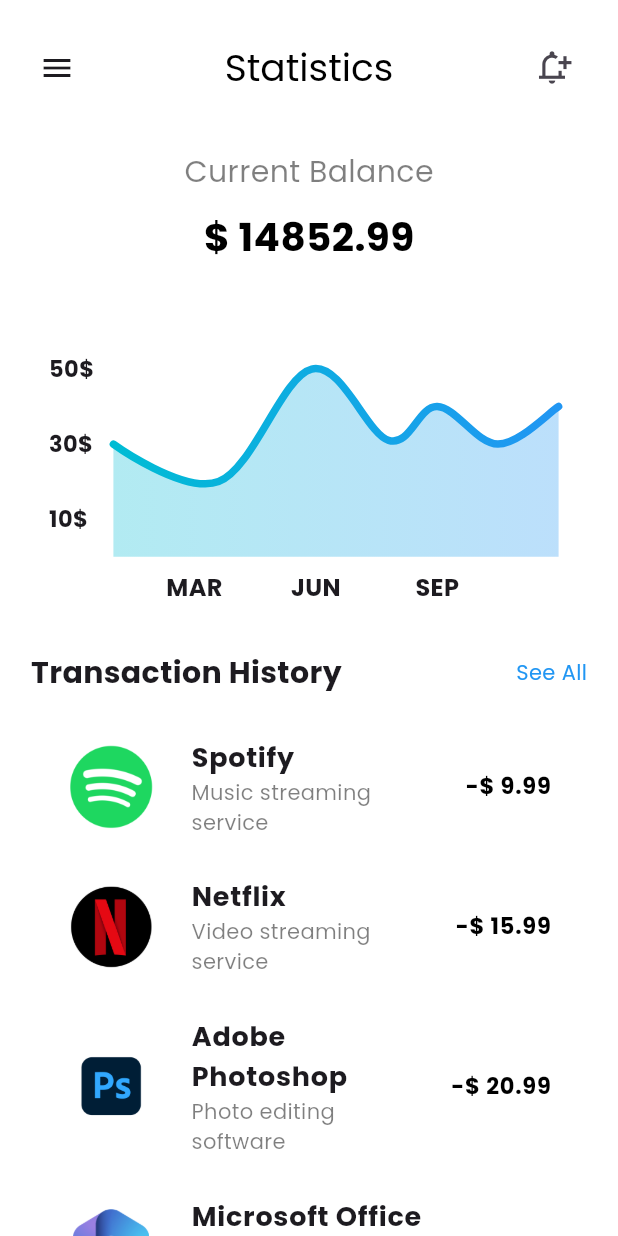
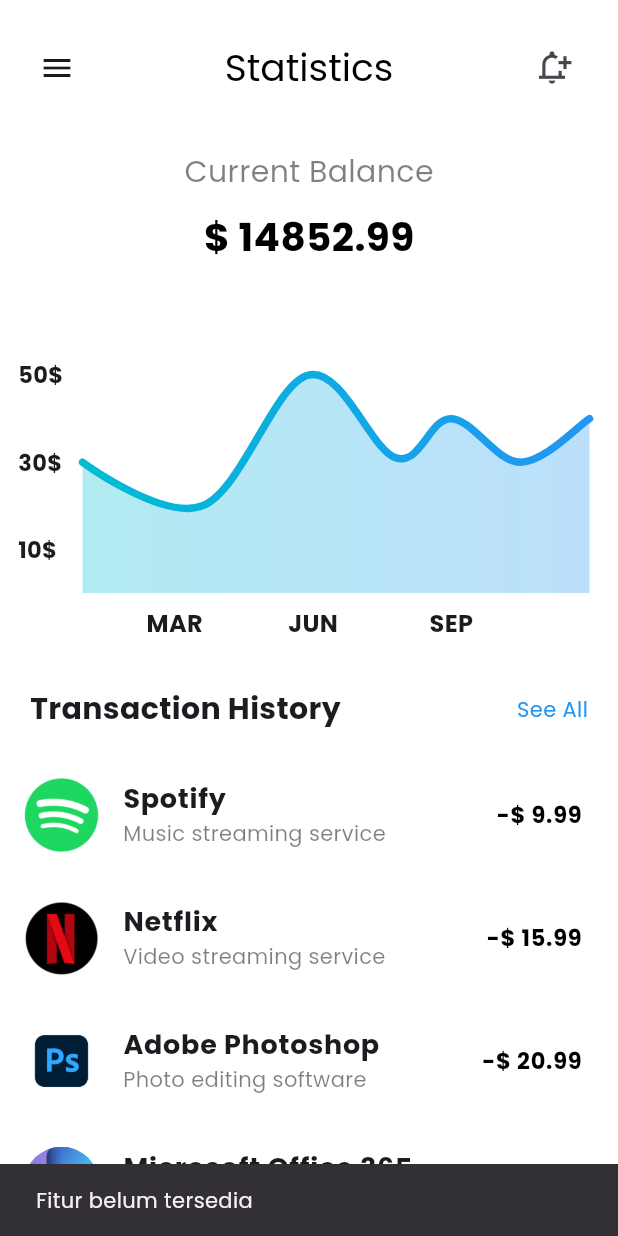
Before and after one commit to RahmatulFirdaus/bankku-app, a Flutter app: the Statisticspage screen opened directly, after a tap on "See All", on a phone screen of 412 x 824 dp. Run offline on Flutter 3.47's test engine with Material 3 defaults, Android fonts, the light colour scheme and no system bars; drawn by our look-alikes of fl_chart; our stand-ins replace animated_text_kit, fluttertoast, get, google_fonts.

Commit message:
update configuration responsive screen on statistics page

```diff
--- a/lib/main.dart
+++ b/lib/main.dart
@@ -23,7 +23,7 @@
       debugShowCheckedModeBanner: false,
       title: "Banking App",
       theme: ThemeData(textTheme: GoogleFonts.poppinsTextTheme()),
-      home: const IntroScreenpage(),
+      home: const Getxcontrollerpage(),
     );
   }
 }
--- a/lib/pages/statistics.dart
+++ b/lib/pages/statistics.dart
@@ -24,8 +24,6 @@
 
   @override
   Widget build(BuildContext context) {
-    final screenWidth = MediaQuery.of(context).size.width;
-
     return Scaffold(
       backgroundColor: Colors.white,
       appBar: AppBar(
@@ -38,11 +36,9 @@
             padding: const EdgeInsets.only(right: 20),
             child: IconButton(
               onPressed: () {
-                ScaffoldMessenger.of(context).showSnackBar(
-                  const SnackBar(
+                ScaffoldMessenger.of(context).showSnackBar(const SnackBar(
                   content: Text("Fitur belum tersedia"),
-                  )
-                );
+                ));
               },
               icon: const Icon(Icons.notification_add_outlined, size: 26),
             ),
@@ -58,18 +54,17 @@
       ),
       body: LayoutBuilder(
         builder: (context, constraints) {
-          bool isWideScreen = constraints.maxWidth > 800;
-          return SingleChildScrollView(
-            child: Center(
+          if (constraints.maxWidth > 600) {
+            return Center(
               child: Container(
-                width: isWideScreen ? 800 : screenWidth * 0.9,
-                padding: const EdgeInsets.symmetric(vertical: 10),
-                child: isWideScreen
-                    ? Row(
-                        crossAxisAlignment: CrossAxisAlignment.start,
+                width: 700,
+                padding: const EdgeInsets.symmetric(vertical: 20),
+                child: Row(
+                  mainAxisAlignment: MainAxisAlignment.center,
                   children: [
                     Expanded(
                       child: Column(
+                        crossAxisAlignment: CrossAxisAlignment.center,
                         children: [
                           Text(
                             "Current Balance",
@@ -88,12 +83,15 @@
                             ),
                           ),
                           const SizedBox(height: 20),
-                                const Linechart(),
+                          Container(
+                            width: 600,
+                            height: 300,
+                            child: const Linechart(),
+                          ),
                         ],
                       ),
                     ),
                     const SizedBox(width: 20),
-                          // Right side: Transaction History
                     Expanded(
                       child: Column(
                         crossAxisAlignment: CrossAxisAlignment.start,
@@ -110,7 +108,10 @@
                               ),
                               GestureDetector(
                                 onTap: () {
-                                        // Implement 'See All' functionality
+                                  ScaffoldMessenger.of(context).showSnackBar(
+                                    const SnackBar(
+                                        content: Text("Fitur belum tersedia")),
+                                  );
                                 },
                                 child: const Text(
                                   "See All",
@@ -149,15 +150,18 @@
                                   ),
                                 ),
                                 leading: SizedBox(
-                                        width: 75,
+                                  width: 50,
+                                  height: 50,
                                   child: ClipRRect(
-                                          borderRadius: BorderRadius.circular(80),
+                                    borderRadius: BorderRadius.circular(25),
                                     child: Image.asset(
                                       transaksi[index].gambar,
-                                            errorBuilder: (context, error, stackTrace) {
+                                      fit: BoxFit.cover,
+                                      errorBuilder:
+                                          (context, error, stackTrace) {
                                         return const Icon(
                                           Icons.broken_image,
-                                                size: 55,
+                                          size: 30,
                                           color: Colors.grey,
                                         );
                                       },
@@ -173,10 +177,15 @@
                       ),
                     ),
                   ],
-                      )
-                    : Column(
-                        children: [
-                          Column(
+                ),
+              ),
+            );
+          } else {
+            return SingleChildScrollView(
+              child: Center(
+                child: Container(
+                  margin: const EdgeInsets.symmetric(vertical: 10),
+                  child: Column(
                     children: [
                       Text(
                         "Current Balance",
@@ -196,10 +205,10 @@
                       ),
                       const SizedBox(height: 20),
                       const Linechart(),
-                            ],
-                          ),
                       const SizedBox(height: 20),
-                          Row(
+                      Container(
+                        margin: const EdgeInsets.symmetric(horizontal: 20),
+                        child: Row(
                           mainAxisAlignment: MainAxisAlignment.spaceBetween,
                           children: [
                             const Text(
@@ -211,7 +220,10 @@
                             ),
                             GestureDetector(
                               onTap: () {
-                                  // Implement 'See All' functionality
+                                ScaffoldMessenger.of(context).showSnackBar(
+                                  const SnackBar(
+                                      content: Text("Fitur belum tersedia")),
+                                );
                               },
                               child: const Text(
                                 "See All",
@@ -219,6 +231,7 @@
                               ),
                             ),
                           ],
+                        ),
                       ),
                       const SizedBox(height: 20),
                       ListView.separated(
@@ -250,15 +263,17 @@
                               ),
                             ),
                             leading: SizedBox(
-                                  width: 75,
+                              width: 50,
+                              height: 50,
                               child: ClipRRect(
-                                    borderRadius: BorderRadius.circular(80),
+                                borderRadius: BorderRadius.circular(25),
                                 child: Image.asset(
                                   transaksi[index].gambar,
+                                  fit: BoxFit.cover,
                                   errorBuilder: (context, error, stackTrace) {
                                     return const Icon(
                                       Icons.broken_image,
-                                          size: 55,
+                                      size: 30,
                                       color: Colors.grey,
                                     );
                                   },
@@ -275,6 +290,7 @@
                 ),
               ),
             );
+          }
         },
       ),
     );
```
Also changed, not shown: lib/pages/home_page.dart (+14 -5 lines). Lines whose indentation alone changed are shown as unchanged.
